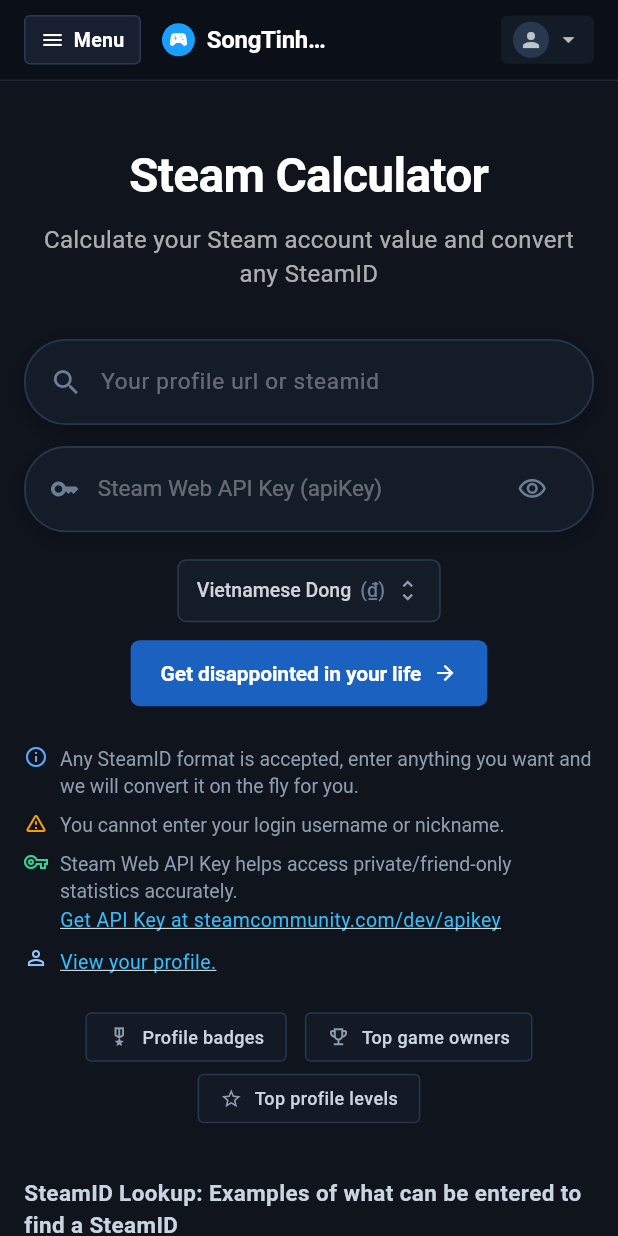
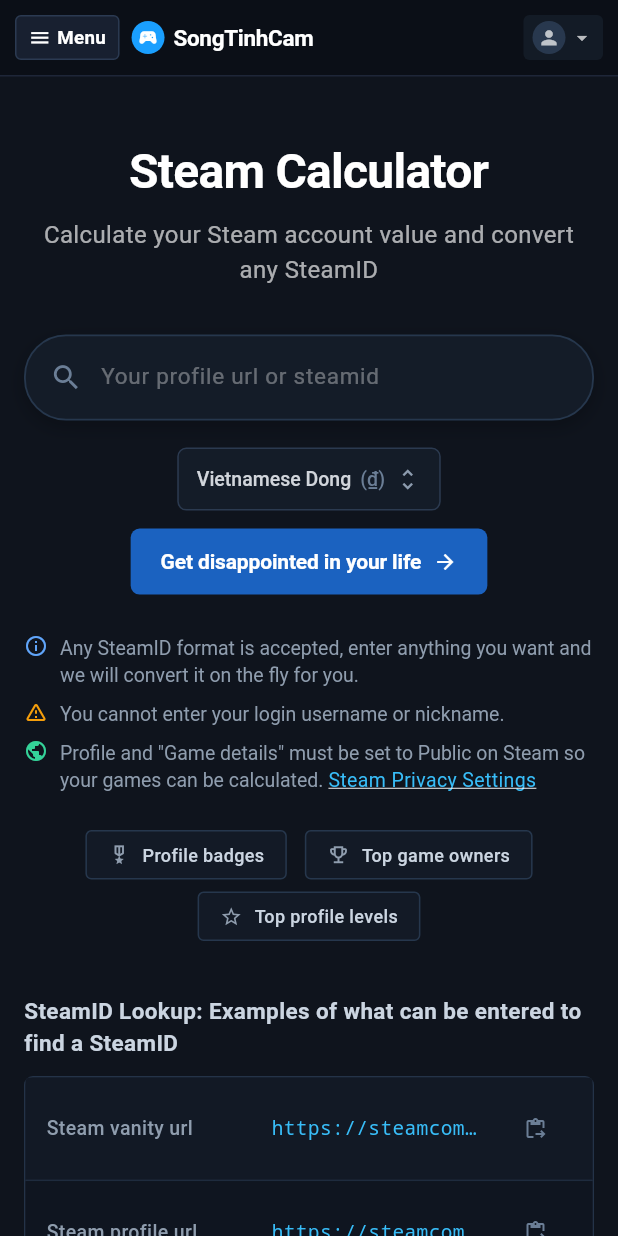
Before and after one commit to Hantq04/songtinhcam, a Flutter app: the screen it shows after launch, on a phone screen of 412 x 824 dp. Run offline on Flutter 3.47's test engine with Material 3 defaults, Android fonts, the phone set to English and light mode, and no system bars; Roboto replaces fonts that are missing (Segoe UI).

Commit message:
feat: update steam calculator ui and logic

```diff
--- a/lib/screens/steam_calculator_screen.dart
+++ b/lib/screens/steam_calculator_screen.dart
@@ -13,10 +13,8 @@
 
 class _SteamCalculatorScreenState extends State<SteamCalculatorScreen> {
   final TextEditingController _steamIdController = TextEditingController();
-  final TextEditingController _apiKeyController = TextEditingController();
   final _formKey = GlobalKey<FormState>();
 
-  bool _isApiKeyObscured = true;
   String _selectedCurrency = 'Vietnamese Dong';
   bool _isLoading = false;
 
@@ -47,7 +45,6 @@
   @override
   void dispose() {
     _steamIdController.dispose();
-    _apiKeyController.dispose();
     super.dispose();
   }
 
@@ -71,12 +68,10 @@
     });
 
     final input = _steamIdController.text.trim();
-    final apiKey = _apiKeyController.text.trim();
 
     try {
       final result = await SteamService.calculateAccount(
         input: input,
-        apiKey: apiKey,
         currencyName: _selectedCurrency,
       );
 
@@ -86,7 +81,9 @@
         _isLoading = false;
       });
 
-      Navigator.push(
+      _steamIdController.clear();
+
+      await Navigator.push(
         context,
         MaterialPageRoute(
           builder: (_) => SteamResultScreen(
@@ -95,6 +92,12 @@
           ),
         ),
       );
+
+      if (mounted) {
+        setState(() {
+          _steamIdController.clear();
+        });
+      }
     } catch (e) {
       if (!mounted) return;
       setState(() {
@@ -233,12 +236,8 @@
       child: Column(
         crossAxisAlignment: CrossAxisAlignment.stretch,
         children: [
-          // Input 1: URL / Steam ID
+          // Input: URL / Steam ID
           _buildSteamIdInput(),
-          const SizedBox(height: 14),
-
-          // Input 2: Steam Web API Key
-          _buildApiKeyInput(),
           const SizedBox(height: 18),
 
           // Currency Dropdown + Get Disappointed Action Button
@@ -248,7 +247,7 @@
     );
   }
 
-  /// Input 1: URL or Steam ID field (SteamDB pill-styled search bar)
+  /// Input: URL or Steam ID field (SteamDB pill-styled search bar)
   Widget _buildSteamIdInput() {
     return Container(
       decoration: BoxDecoration(
@@ -300,81 +299,6 @@
               onPressed: () {
                 setState(() {
                   _steamIdController.clear();
-                });
-              },
-            ),
-        ],
-      ),
-    );
-  }
-
-  /// Input 2: Steam Web API Key
-  Widget _buildApiKeyInput() {
-    return Container(
-      decoration: BoxDecoration(
-        color: const Color(0xFF141C28),
-        borderRadius: BorderRadius.circular(28),
-        border: Border.all(color: const Color(0xFF26374D), width: 1.2),
-        boxShadow: [
-          BoxShadow(
-            color: Colors.black.withValues(alpha: 0.25),
-            blurRadius: 10,
-            offset: const Offset(0, 4),
-          ),
-        ],
-      ),
-      padding: const EdgeInsets.symmetric(horizontal: 16, vertical: 2),
-      child: Row(
-        children: [
-          const Icon(
-            Icons.key_outlined,
-            color: Color(0xFF6B7E96),
-            size: 20,
-          ),
-          const SizedBox(width: 12),
-          Expanded(
-            child: TextField(
-              controller: _apiKeyController,
-              obscureText: _isApiKeyObscured,
-              style: const TextStyle(
-                color: Colors.white,
-                fontSize: 15,
-                fontWeight: FontWeight.w400,
-                letterSpacing: 0.5,
-              ),
-              cursorColor: const Color(0xFF3B82F6),
-              decoration: InputDecoration(
-                hintText: 'Steam Web API Key (apiKey)',
-                hintStyle: TextStyle(
-                  color: Colors.white.withValues(alpha: 0.35),
-                  fontSize: 15,
-                  letterSpacing: 0,
-                ),
-                border: InputBorder.none,
-                isDense: true,
-                contentPadding: const EdgeInsets.symmetric(vertical: 14),
-              ),
-            ),
-          ),
-          IconButton(
-            icon: Icon(
-              _isApiKeyObscured ? Icons.visibility_outlined : Icons.visibility_off_outlined,
-              color: const Color(0xFF6B7E96),
-              size: 20,
-            ),
-            tooltip: _isApiKeyObscured ? 'Show API Key' : 'Hide API Key',
-            onPressed: () {
-              setState(() {
-                _isApiKeyObscured = !_isApiKeyObscured;
-              });
-            },
-          ),
-          if (_apiKeyController.text.isNotEmpty)
-            IconButton(
-              icon: const Icon(Icons.clear, color: Color(0xFF6B7E96), size: 18),
-              onPressed: () {
-                setState(() {
-                  _apiKeyController.clear();
                 });
               },
             ),
@@ -496,28 +420,26 @@
         ),
         const SizedBox(height: 8),
         _buildNoteRow(
-          icon: Icons.vpn_key_outlined,
+          icon: Icons.public,
           iconColor: const Color(0xFF34D399),
-          text: 'Steam Web API Key helps access private/friend-only statistics accurately.',
-          linkText: 'Get API Key at steamcommunity.com/dev/apikey',
+          text:
+              'Profile and "Game details" must be set to Public on Steam so your games can be calculated.',
+          linkText: 'Steam Privacy Settings',
           onLinkTap: () {
             Clipboard.setData(
-              const ClipboardData(text: 'https://steamcommunity.com/dev/apikey'),
+              const ClipboardData(
+                text: 'https://steamcommunity.com/my/edit/settings',
+              ),
             );
             ScaffoldMessenger.of(context).showSnackBar(
               const SnackBar(
-                content: Text('Đã copy link lấy API Key: https://steamcommunity.com/dev/apikey'),
+                content: Text(
+                  'Copied privacy settings link: https://steamcommunity.com/my/edit/settings',
+                ),
                 behavior: SnackBarBehavior.floating,
               ),
             );
           },
-        ),
-        const SizedBox(height: 8),
-        _buildNoteRow(
-          icon: Icons.person_outline,
-          iconColor: const Color(0xFF93C5FD),
-          text: '',
-          linkText: 'View your profile.',
         ),
       ],
     );
--- a/lib/services/steam_service.dart
+++ b/lib/services/steam_service.dart
@@ -9,6 +9,36 @@
 export '../widgets/steam_image.dart';
 
 class SteamService {
+  static String? _cachedEnvApiKey;
+
+  /// Steam Web API Key: Đọc từ biến môi trường STEAM_API_KEY hoặc tự động từ file .env
+  static String get defaultApiKey {
+    if (_cachedEnvApiKey != null) return _cachedEnvApiKey!;
+
+    const envVal = String.fromEnvironment('STEAM_API_KEY');
+    if (envVal.isNotEmpty) {
+      _cachedEnvApiKey = envVal;
+      return envVal;
+    }
+
+    try {
+      final envFile = File('.env');
+      if (envFile.existsSync()) {
+        for (final line in envFile.readAsLinesSync()) {
+          final trimmed = line.trim();
+          if (trimmed.startsWith('#') || trimmed.isEmpty) continue;
+          if (trimmed.startsWith('STEAM_API_KEY=')) {
+            _cachedEnvApiKey = trimmed.substring('STEAM_API_KEY='.length).trim();
+            return _cachedEnvApiKey!;
+          }
+        }
+      }
+    } catch (_) {}
+
+    _cachedEnvApiKey = '';
+    return '';
+  }
+
   static final Map<String, List<String>> _dnsCache = {};
   static final Map<String, num> _appPriceCache = {};
 
@@ -326,13 +356,15 @@
       } catch (_) {}
     }
 
-    // 3. Lấy toàn bộ game qua Steam Web API GetOwnedGames (nếu người dùng cung cấp API Key)
-    final cleanApiKey = apiKey?.trim();
+    // 3. Lấy toàn bộ game qua Steam Web API GetOwnedGames (sử dụng API key người dùng hoặc API key mặc định như SteamDB)
+    final cleanApiKey = (apiKey != null && apiKey.trim().isNotEmpty)
+        ? apiKey.trim()
+        : defaultApiKey;
 
     List<SteamGameItem> games = [];
     bool fetchedFromWebApi = false;
 
-    if (cleanApiKey != null && cleanApiKey.isNotEmpty && steamId64.isNotEmpty) {
+    if (cleanApiKey.isNotEmpty && steamId64.isNotEmpty) {
       try {
         final apiUrl =
             'https://api.steampowered.com/IPlayerService/GetOwnedGames/v1/?key=$cleanApiKey&steamid=$steamId64&include_appinfo=1&include_played_free_games=1';
--- a/lib/widgets/steam_top_nav_bar.dart
+++ b/lib/widgets/steam_top_nav_bar.dart
@@ -32,7 +32,10 @@
           ),
         ),
       ),
-      padding: const EdgeInsets.symmetric(horizontal: 16, vertical: 10),
+      padding: EdgeInsets.symmetric(
+        horizontal: isMobile ? 10 : 16,
+        vertical: 10,
+      ),
       child: Row(
         children: [
           // Back button hoặc Menu button
@@ -41,7 +44,10 @@
               onTap: onBack ?? () => Navigator.pop(context),
               borderRadius: BorderRadius.circular(4),
               child: Container(
-                padding: const EdgeInsets.symmetric(horizontal: 10, vertical: 6),
+                padding: EdgeInsets.symmetric(
+                  horizontal: isMobile ? 8 : 10,
+                  vertical: 5,
+                ),
                 decoration: BoxDecoration(
                   color: const Color(0xFF182030),
                   borderRadius: BorderRadius.circular(4),
@@ -50,14 +56,14 @@
                 child: const Row(
                   mainAxisSize: MainAxisSize.min,
                   children: [
-                    Icon(Icons.arrow_back, size: 15, color: Colors.white),
-                    SizedBox(width: 6),
+                    Icon(Icons.arrow_back, size: 14, color: Colors.white),
+                    SizedBox(width: 4),
                     Text(
                       'Back',
                       style: TextStyle(
                         color: Colors.white,
                         fontWeight: FontWeight.w600,
-                        fontSize: 13,
+                        fontSize: 12.5,
                       ),
                     ),
                   ],
@@ -69,7 +75,10 @@
               onTap: onMenuTap,
               borderRadius: BorderRadius.circular(4),
               child: Container(
-                padding: const EdgeInsets.symmetric(horizontal: 10, vertical: 6),
+                padding: EdgeInsets.symmetric(
+                  horizontal: isMobile ? 8 : 10,
+                  vertical: 5,
+                ),
                 decoration: BoxDecoration(
                   color: const Color(0xFF182030),
                   borderRadius: BorderRadius.circular(4),
@@ -78,14 +87,14 @@
                 child: const Row(
                   mainAxisSize: MainAxisSize.min,
                   children: [
-                    Icon(Icons.menu, size: 16, color: Colors.white),
-                    SizedBox(width: 6),
+                    Icon(Icons.menu, size: 15, color: Colors.white),
+                    SizedBox(width: 4),
                     Text(
                       'Menu',
                       style: TextStyle(
                         color: Colors.white,
                         fontWeight: FontWeight.w600,
-                        fontSize: 13,
+                        fontSize: 12.5,
                       ),
                     ),
                   ],
@@ -93,11 +102,10 @@
               ),
             ),
 
-          if (showBackButton || showMenuButton) const SizedBox(width: 14),
+          if (showBackButton || showMenuButton) SizedBox(width: isMobile ? 8 : 14),
 
           // Logo SongTinhCam SteamDB style
-          Flexible(
-            child: Row(
+          Row(
             mainAxisSize: MainAxisSize.min,
             children: [
               Container(
@@ -115,21 +123,17 @@
                   ),
                 ),
               ),
-                const SizedBox(width: 8),
-                const Flexible(
-                  child: Text(
+              const SizedBox(width: 6),
+              const Text(
                 'SongTinhCam',
-                    overflow: TextOverflow.ellipsis,
                 style: TextStyle(
                   color: Colors.white,
-                      fontSize: 16,
+                  fontSize: 15,
                   fontWeight: FontWeight.bold,
                   letterSpacing: -0.2,
                 ),
               ),
-                ),
             ],
-            ),
           ),
 
           const Spacer(),
@@ -148,7 +152,10 @@
 
           // Profile / Avatar pill
           Container(
-            padding: const EdgeInsets.symmetric(horizontal: 8, vertical: 4),
+            padding: EdgeInsets.symmetric(
+              horizontal: isMobile ? 6 : 8,
+              vertical: 4,
+            ),
             decoration: BoxDecoration(
               color: const Color(0xFF131B26),
               borderRadius: BorderRadius.circular(4),
@@ -156,12 +163,12 @@
             child: const Row(
               children: [
                 CircleAvatar(
-                  radius: 12,
+                  radius: 11,
                   backgroundColor: Color(0xFF28384E),
-                  child: Icon(Icons.person, size: 16, color: Colors.white70),
+                  child: Icon(Icons.person, size: 15, color: Colors.white70),
                 ),
-                SizedBox(width: 4),
-                Icon(Icons.arrow_drop_down, color: Colors.white70, size: 18),
+                SizedBox(width: 3),
+                Icon(Icons.arrow_drop_down, color: Colors.white70, size: 16),
               ],
             ),
           ),
```
Also changed, not shown: 2 other files. Lines whose indentation alone changed are shown as unchanged.
